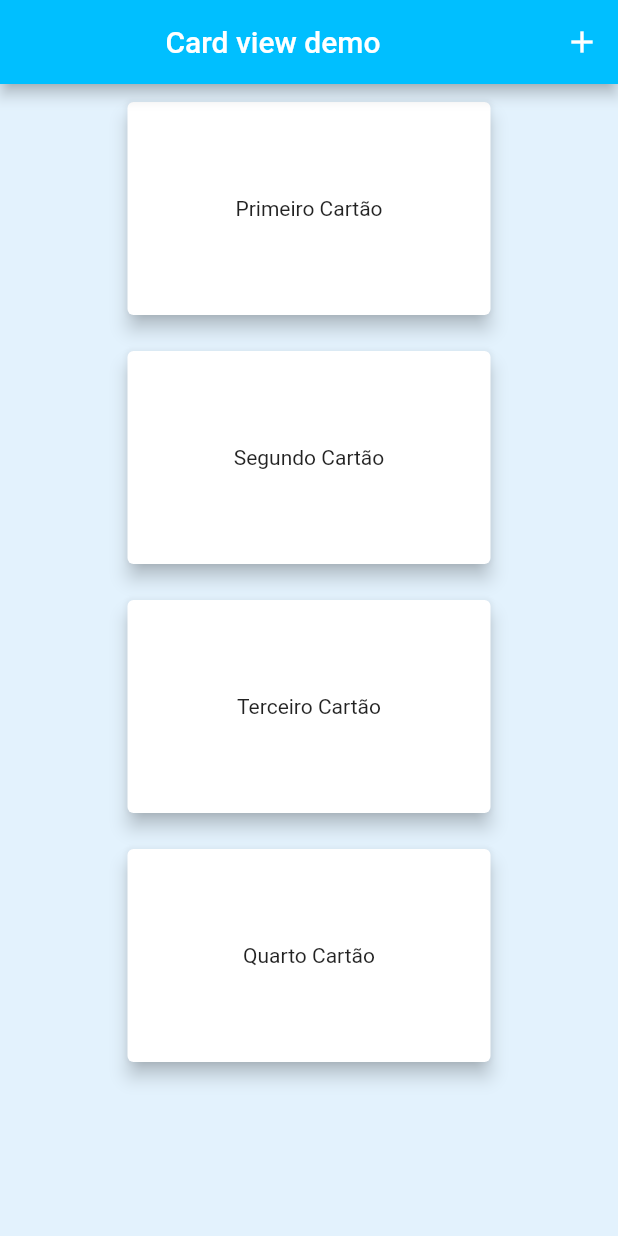
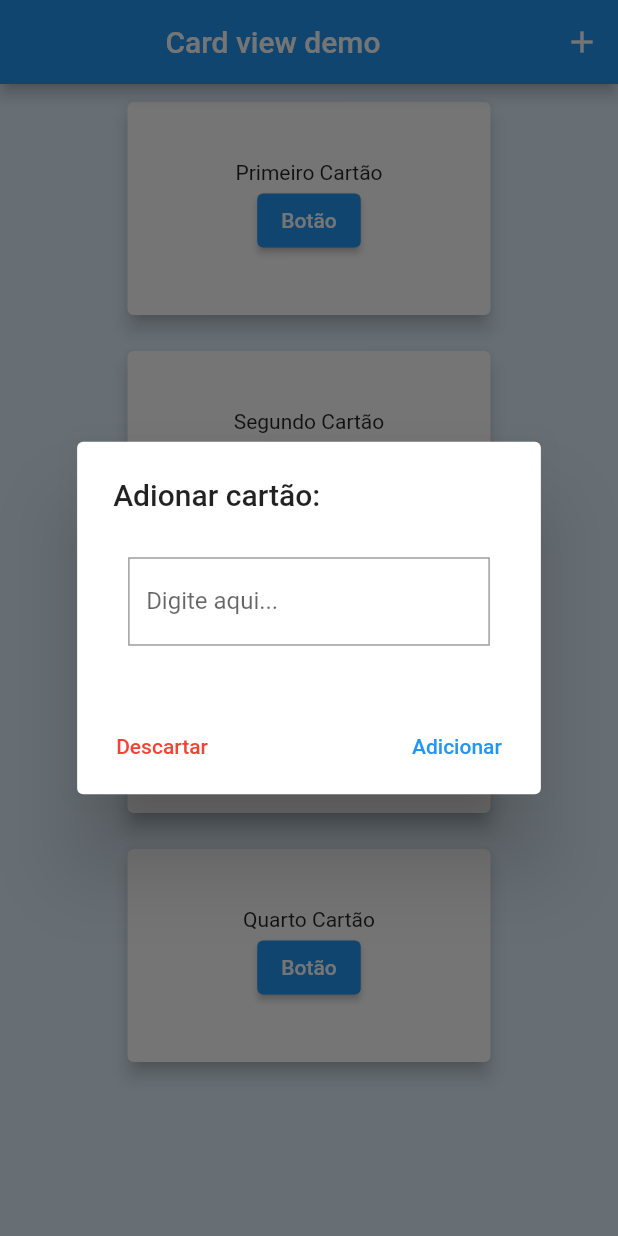
Before and after one commit to Gustavo0Henrick/FlutterTestRepos, a Flutter app: the screen it shows after launch, after a tap on the "add" icon, on a phone screen of 412 x 824 dp. Run offline on Flutter 3.47's test engine with Material 2 defaults, Android fonts, the phone set to English and light mode, and no system bars.

Commit message:
Adicionado showDialog no botao adicionar

```diff
--- /dev/null
+++ b/tela_test/lib/core/components/card_custom_container_text.dart
@@ -0,0 +1,43 @@
+import 'package:flutter/material.dart';
+
+class CustomContainerTextBox extends StatefulWidget {
+  final String txt;
+  final TextEditingController controller;
+  final Widget myIcon;
+  final Widget myIcon2;
+  final bool ocultar;
+
+  const CustomContainerTextBox(
+      {Key key,
+      @required this.txt,
+      @required this.controller,
+      this.myIcon,
+      @required this.ocultar,
+      this.myIcon2})
+      : super(key: key);
+
+  @override
+  _CustomContainerTextBoxState createState() => _CustomContainerTextBoxState();
+}
+
+class _CustomContainerTextBoxState extends State<CustomContainerTextBox> {
+  @override
+  Widget build(BuildContext context) {
+    return Container(
+      width: 200,
+      height: 80,
+      padding: EdgeInsets.all(10),
+      child: TextField(
+        obscureText: widget.ocultar,
+        autofocus: false,
+        controller: widget.controller,
+        decoration: InputDecoration(
+          prefixIcon: widget.myIcon,
+          suffixIcon: widget.myIcon2,
+          border: OutlineInputBorder(borderRadius: BorderRadius.circular(0)),
+          labelText: widget.txt,
+        ),
+      ),
+    );
+  }
+}
--- a/tela_test/lib/core/components/custom_card.dart
+++ b/tela_test/lib/core/components/custom_card.dart
@@ -4,9 +4,14 @@ class CustomCard extends StatelessWidget {
   final String txt;
   final double alt;
   final double lar;
+  final TextEditingController controller;
 
   const CustomCard(
-      {Key key, @required this.txt, @required this.alt, @required this.lar})
+      {Key key,
+      @required this.txt,
+      @required this.alt,
+      @required this.lar,
+      this.controller})
       : super(key: key);
   @override
   Widget build(BuildContext context) {
@@ -16,9 +21,12 @@ class CustomCard extends StatelessWidget {
       child: Card(
         elevation: 5,
         color: Colors.white,
-        child: Center(
-          child: Text(txt),
-        ),
+        child: Column(mainAxisAlignment: MainAxisAlignment.center, children: [
+          Center(
+            child: Text(txt),
+          ),
+          ElevatedButton(onPressed: () {}, child: Text('Botão')),
+        ]),
       ),
     );
   }
--- a/tela_test/lib/main.dart
+++ b/tela_test/lib/main.dart
@@ -1,5 +1,5 @@
 import 'package:flutter/material.dart';
-import 'package:tela_test/core/colorKey.dart';
+
 import 'screens/homepage.dart';
 
 void main() {
@@ -10,10 +10,6 @@ class MyApp extends StatelessWidget {
   @override
   Widget build(BuildContext context) {
     return MaterialApp(
-      title: 'NewsApp',
-      theme: ThemeData(
-        primaryColor: KeyPrimaryColor,
-      ),
       debugShowCheckedModeBanner: false,
       home: HomePage(),
     );
--- a/tela_test/lib/screens/homepage.dart
+++ b/tela_test/lib/screens/homepage.dart
@@ -1,4 +1,5 @@
 import 'package:flutter/material.dart';
+import 'package:tela_test/core/components/card_custom_container_text.dart';
 import 'package:tela_test/core/components/custom_card.dart';
 
 class HomePage extends StatefulWidget {
@@ -7,6 +8,8 @@ class HomePage extends StatefulWidget {
 }
 
 class _HomePageState extends State<HomePage> {
+  TextEditingController nameController = TextEditingController();
+
   @override
   Widget build(BuildContext context) {
     return Scaffold(
@@ -15,7 +18,43 @@ class _HomePageState extends State<HomePage> {
           IconButton(
             color: Colors.white,
             icon: Icon(Icons.add),
-            onPressed: addCard,
+            onPressed: () {
+              showDialog<String>(
+                  context: context,
+                  builder: (BuildContext context) => AlertDialog(
+                        title: Text('Adionar cartão:'),
+                        content: CustomContainerTextBox(
+                          txt: 'Digite aqui...',
+                          ocultar: false,
+                          controller: nameController,
+                        ),
+                        actions: [
+                          Row(children: [
+                            Padding(
+                              padding: const EdgeInsets.only(
+                                  right: 60.0, left: 10.0),
+                              child: TextButton(
+                                onPressed: () {},
+                                child: Text('Descartar'),
+                                style: TextButton.styleFrom(
+                                  primary: Colors.red,
+                                ),
+                              ),
+                            ),
+                            Padding(
+                              padding: const EdgeInsets.only(
+                                  right: 10.0, left: 60.0),
+                              child: TextButton(
+                                child: Text('Adicionar'),
+                                onPressed: () {
+                                  addCard();
+                                },
+                              ),
+                            ),
+                          ])
+                        ],
+                      ));
+            },
           ),
         ],
         title: Center(
@@ -26,7 +65,8 @@ class _HomePageState extends State<HomePage> {
         ),
         backgroundColor: Colors.blue[275],
       ),
-      body: ListView(children: [
+      body: ListView(
+          children: [
         Column(
           children: [
             Padding(
@@ -71,10 +111,12 @@ class _HomePageState extends State<HomePage> {
             )
           ],
         ),
-      ]),
+      ].toList()),
       backgroundColor: Colors.blue[50],
     );
   }
 }
 
-addCard() {}
+addCard() {
+  return CustomCard(txt: 'teste', alt: 150, lar: 250);
+}
--- /dev/null
+++ b/tela_test/lib/screens/homescreen.dart
@@ -0,0 +1,22 @@
+import 'package:flutter/material.dart';
+
+class HomeScreen extends StatefulWidget {
+  @override
+  _HomeScreenState createState() => _HomeScreenState();
+}
+
+class _HomeScreenState extends State<HomeScreen> {
+  @override
+  Widget build(BuildContext context) {
+    return Scaffold(
+      backgroundColor: Colors.red[50],
+      appBar: AppBar(
+        backgroundColor: Colors.red,
+      ),
+      body: Container(
+        width: 200,
+        height: 200,
+      ),
+    );
+  }
+}
```
Also changed, not shown: tela_test/lib/image/image.png (renamed from tela_test/lib/assests/image.png).
